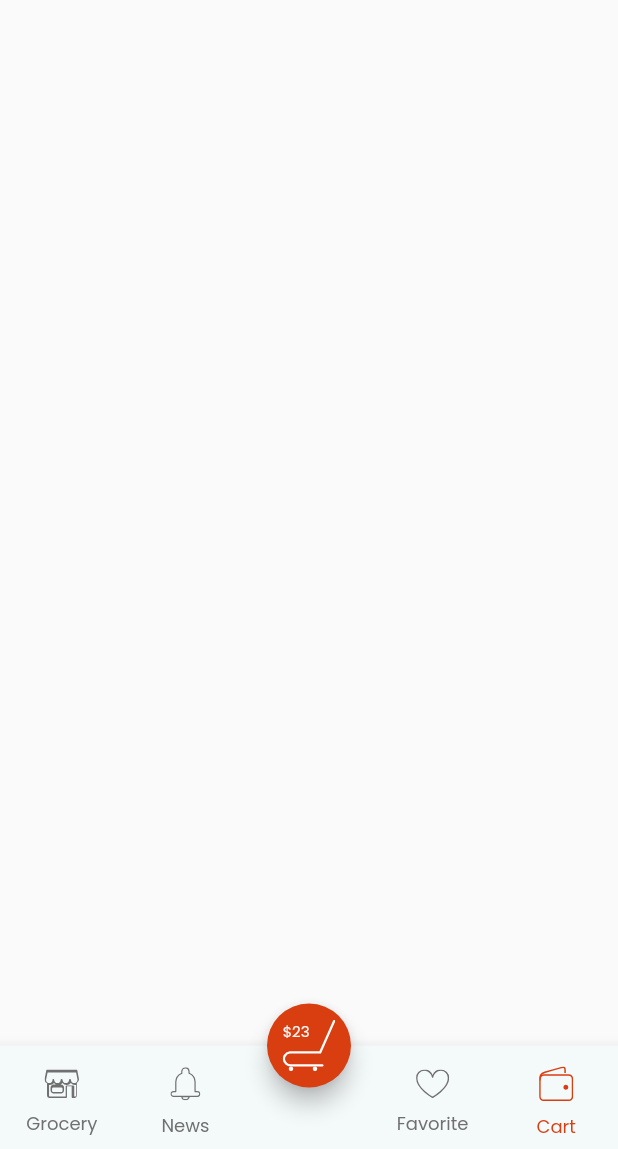
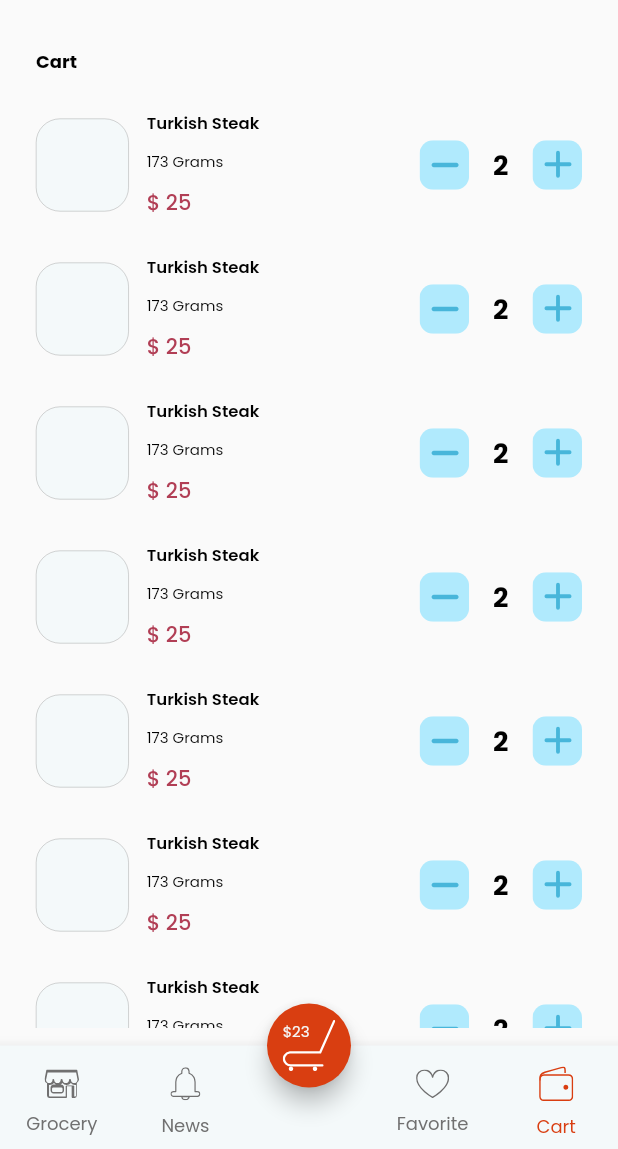
Before and after one commit to FadyFouad/flutter_demo_task, a Flutter app: the screen it shows after launch, item 5 of the bottom bar chosen, on a phone screen of 412 x 824 dp, the part 87-1236 px from its top. Run offline on Flutter 3.47's test engine with Material 2 defaults, Android fonts, the phone set to English and light mode, and no system bars; our stand-ins replace cached_network_image, flutter_svg, get; generated files the repository leaves out were written again; network calls fail.

Commit message:
finish ui

```diff
--- a/lib/core/res/app_colors.dart
+++ b/lib/core/res/app_colors.dart
@@ -73,9 +73,11 @@ class AppColors {
   static const blackColor = Color(0xff000000);
   static const whiteColor = Color(0xfff5f5f5);
   static const bottomNavColor = Color(0xffF4F9FA);
+  static const counterBtnColor = Color(0xffB0EAFD);
 
 // Font Colors
   static const fontWhiteColor = Color(0xfff5f5f5);
+  static const fontRedColor = Color(0xffB13E55);
   static const fontTitleColor = Color(0xff2D2A26);
   static const fontSubTitleColor = Color(0xff2D2A26);
   static const fontBodyColor = Color(0xff2D2A26);
--- a/lib/core/res/app_dims.dart
+++ b/lib/core/res/app_dims.dart
@@ -31,6 +31,7 @@ class Dimens {
   static double space4 = 4;
   static double space6 = 6;
   static double space8 = 8;
+  static double space10 = 10;
   static double space12 = 12;
   static double space16 = 16;
   static double space24 = 24;
--- a/lib/features/cart/presentation/pages/cart_page.dart
+++ b/lib/features/cart/presentation/pages/cart_page.dart
@@ -1,5 +1,11 @@
 import 'package:flutter/material.dart';
+import 'package:flutter_demo_task/config/extentions/context_extentions.dart';
+import 'package:flutter_demo_task/core/res/app_dims.dart';
 import 'package:flutter_demo_task/core/widgets/custom_appbar.dart';
+import 'package:flutter_demo_task/core/widgets/lagre_title_widget.dart';
+import 'package:flutter_demo_task/features/cart/presentation/widgets/cart_item_widget.dart';
+import 'package:flutter_demo_task/features/home/presentation/widgets/address_widget.dart';
+import 'package:get/get.dart';
 
 /*
 ╔═══════════════════════════════════════════════════╗
@@ -15,8 +21,26 @@ class CartPage extends StatelessWidget {
   @override
   Widget build(BuildContext context) {
     return Scaffold(
-      body: Container(
+      body: Padding(
+        padding: EdgeInsets.all(Dimens.space12),
+        child: ListView(
+          shrinkWrap: true,
+          physics: NeverScrollableScrollPhysics(),
+          children: [
+            LargeTitleWidget(title: context.translate.cart),
+            SizedBox(
+              // width: context.width,
+              // height: context.height,
+              child: ListView.builder(
+                  shrinkWrap: true,
+                  itemCount: 10,
+                  itemBuilder: (_, index) {
+                    return CartItemWidget();
+                  }),
+            ),
+          ],
 
+        ),
       ),
     );
   }
--- /dev/null
+++ b/lib/features/cart/presentation/widgets/cart_item_widget.dart
@@ -0,0 +1,92 @@
+import 'package:flutter/material.dart';
+import 'package:flutter_demo_task/config/extentions/context_extentions.dart';
+import 'package:flutter_demo_task/config/utils/constants.dart';
+import 'package:flutter_demo_task/core/res/app_colors.dart';
+import 'package:flutter_demo_task/core/res/app_dims.dart';
+import 'package:flutter_demo_task/gen/assets.gen.dart';
+import 'package:flutter_svg/flutter_svg.dart';
+
+/*
+╔═══════════════════════════════════════════════════╗
+║ Created by Fady Fouad on 14/12/2022 at 20:24.     ║
+║═══════════════════════════════════════════════════║
+║ fady.fouad.a@gmail.com.                           ║
+╚═══════════════════════════════════════════════════╝
+*/
+
+class CartItemWidget extends StatelessWidget {
+  const CartItemWidget({Key? key}) : super(key: key);
+
+  @override
+  Widget build(BuildContext context) {
+    return Padding(
+      padding: EdgeInsets.all(Dimens.space12),
+      child: Row(
+        mainAxisAlignment: MainAxisAlignment.spaceBetween,
+        children: [
+          ItemWidget(),
+          CounterWidget(),
+        ],
+      ),
+    );
+  }
+}
+
+class ItemWidget extends StatelessWidget {
+  const ItemWidget({Key? key}) : super(key: key);
+
+  @override
+  Widget build(BuildContext context) {
+    return Row(
+      mainAxisAlignment: MainAxisAlignment.spaceBetween,
+      children: [
+        Container(
+          width: context.widthInPercent(15),
+          height: context.widthInPercent(15),
+          decoration: defaultBoxDecoration,
+        ),
+        SizedBox(
+          width: Dimens.space12,
+        ),
+
+        Column(
+          crossAxisAlignment: CrossAxisAlignment.start,
+          mainAxisAlignment: MainAxisAlignment.start,
+          children: [
+            Text('Turkish Steak',style: Theme.of(context).textTheme.titleMedium),
+            Padding(
+              padding: EdgeInsets.symmetric(vertical:Dimens.space10),
+              child: Text('173 Grams'),
+            ),
+            Text('\$ 25',style: Theme.of(context).textTheme.bodyLarge?.copyWith(color: AppColors.fontRedColor),),
+          ],
+        ),
+      ],
+    );
+  }
+}
+
+class CounterWidget extends StatelessWidget {
+  const CounterWidget({Key? key}) : super(key: key);
+
+  @override
+  Widget build(BuildContext context) {
+    return Row(
+      mainAxisAlignment: MainAxisAlignment.spaceBetween,
+      children: [
+        InkWell(
+          onTap: () {},
+          child: SvgPicture.asset(Assets.icons.icMinus),
+        ),
+        Padding(
+          padding: EdgeInsets.symmetric(horizontal: Dimens.space16),
+          child: Text('2',style: Theme.of(context).textTheme.titleLarge?.copyWith(fontSize: 18)),
+        ),
+        InkWell(
+          onTap: () {},
+          child: SvgPicture.asset(Assets.icons.icPlus),
+        ),
+      ],
+    );
+  }
+}
--- a/lib/features/home/presentation/pages/home_page.dart
+++ b/lib/features/home/presentation/pages/home_page.dart
@@ -57,7 +57,7 @@ class _HomePageState extends State<HomePage> {
           ),
           LargeTitleWidget(title: context.translate.dealsOfTheDay,),
           SizedBox(
-            height: context.heightInPercent(12),
+            height: context.heightInPercent(13),
             child: ListView.builder(
                 shrinkWrap: true,
                 scrollDirection: Axis.horizontal,
--- a/lib/gen/assets.gen.dart
+++ b/lib/gen/assets.gen.dart
@@ -21,6 +21,9 @@ class $AssetsIconsGen {
   /// File path: assets/icons/ic_location.svg
   String get icLocation => 'assets/icons/ic_location.svg';
 
+  /// File path: assets/icons/ic_minus.svg
+  String get icMinus => 'assets/icons/ic_minus.svg';
+
   /// File path: assets/icons/ic_nav_cart.svg
   String get icNavCart => 'assets/icons/ic_nav_cart.svg';
 
@@ -36,6 +39,9 @@ class $AssetsIconsGen {
   /// File path: assets/icons/ic_nav_wallet.svg
   String get icNavWallet => 'assets/icons/ic_nav_wallet.svg';
 
+  /// File path: assets/icons/ic_plus.svg
+  String get icPlus => 'assets/icons/ic_plus.svg';
+
   /// File path: assets/icons/ic_search.svg
   String get icSearch => 'assets/icons/ic_search.svg';
 
@@ -47,11 +53,13 @@ class $AssetsIconsGen {
         icHeartBorder,
         icHeartFilled,
         icLocation,
+        icMinus,
         icNavCart,
         icNavFavorites,
         icNavHome,
         icNavNews,
         icNavWallet,
+        icPlus,
         icSearch,
         search
       ];
```
Also changed, not shown: assets/icons/ic_minus.svg (added), assets/icons/ic_plus.svg (added), lib/generated/assets.dart.
